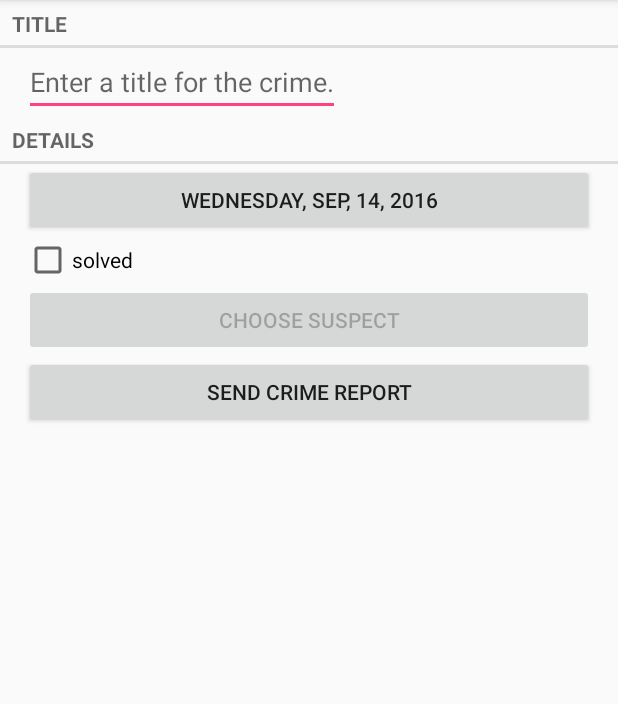
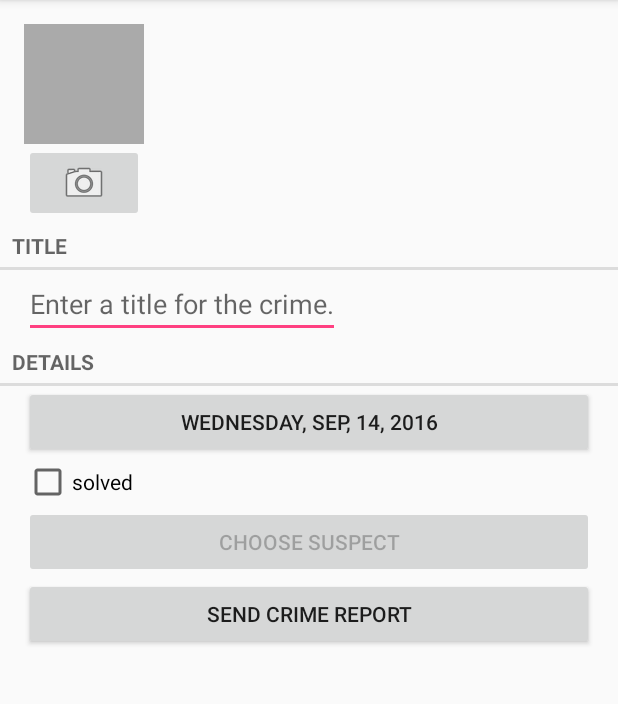
Before and after one commit to claztec/CriminalIntent, an Android app: the CrimeFragment screen opened directly, with no data from a screen before it, on a phone screen of 412 x 824 dp, the part 84-788 px from its top. Run offline under Robolectric (Android 15) with nearby library versions, the phone set to English and light mode, and no system bars.

```diff
--- a/app/src/main/AndroidManifest.xml
+++ b/app/src/main/AndroidManifest.xml
@@ -1,7 +1,10 @@
 <?xml version="1.0" encoding="utf-8"?>
 <manifest xmlns:android="http://schemas.android.com/apk/res/android"
           package="net.claztec.android.criminalintent">
-
+    <uses-permission android:name="android.permission.READ_EXTERNAL_STORAGE"
+                     android:maxSdkVersion="18" />
+    <uses-feature android:name="android.hardware.camera"
+                  android:required="false" />
     <application
         android:allowBackup="true"
         android:icon="@mipmap/ic_launcher"
--- a/app/src/main/java/net/claztec/android/criminalintent/Crime.java
+++ b/app/src/main/java/net/claztec/android/criminalintent/Crime.java
@@ -62,4 +62,8 @@ public class Crime {
     public void setSuspect(String suspect) {
         mSuspect = suspect;
     }
+
+    public String getPhotoFilename() {
+        return "IMG_" + getId().toString() + ".jpg";
+    }
 }
--- a/app/src/main/java/net/claztec/android/criminalintent/CrimeFragment.java
+++ b/app/src/main/java/net/claztec/android/criminalintent/CrimeFragment.java
@@ -4,9 +4,11 @@ import android.app.Activity;
 import android.content.Intent;
 import android.content.pm.PackageManager;
 import android.database.Cursor;
+import android.graphics.Bitmap;
 import android.net.Uri;
 import android.os.Bundle;
 import android.provider.ContactsContract;
+import android.provider.MediaStore;
 import android.support.annotation.Nullable;
 import android.support.v4.app.Fragment;
 import android.support.v4.app.FragmentManager;
@@ -23,7 +25,10 @@ import android.widget.Button;
 import android.widget.CheckBox;
 import android.widget.CompoundButton;
 import android.widget.EditText;
+import android.widget.ImageButton;
+import android.widget.ImageView;
 
+import java.io.File;
 import java.text.SimpleDateFormat;
 import java.util.Date;
 import java.util.Locale;
@@ -38,13 +43,17 @@ public class CrimeFragment extends Fragment {
     private static final String DIALOG_DATE = "DialogDate";
     private static final int REQUEST_DATE = 0;
     private static final int REQUEST_CONTACT = 1;
+    private static final int REQUEST_PHOTO = 2;
 
     private Crime mCrime;
+    private File mPhotoFile;
     private EditText mTitleField;
     private Button mDateButton;
     private CheckBox mSolvedCheckBox;
     private Button mReportButton;
     private Button mSuspectButton;
+    private ImageButton mPhotoButton;
+    private ImageView mPhotoView;
 
     public static CrimeFragment newInstance(UUID crimeId) {
         Bundle args = new Bundle();
@@ -61,6 +70,7 @@ public class CrimeFragment extends Fragment {
 //        UUID crimeId = (UUID) getActivity().getIntent().getSerializableExtra(CrimeActivity.EXTRA_CRIME_ID);
         UUID crimeId = (UUID) getArguments().getSerializable(ARG_CRIME_ID);
         mCrime = CrimeLab.get(getActivity()).getCrime(crimeId);
+        mPhotoFile = CrimeLab.get(getActivity()).getPhotoFile(mCrime);
         setHasOptionsMenu(true);
     }
 
@@ -142,6 +152,29 @@ public class CrimeFragment extends Fragment {
             mSuspectButton.setEnabled(false);
         }
 
+        mPhotoButton = (ImageButton) v.findViewById(R.id.crime_camera);
+        mPhotoView = (ImageView) v.findViewById(R.id.crime_photo);
+
+        final Intent captureImage =  new Intent(MediaStore.ACTION_IMAGE_CAPTURE);
+
+        boolean canTakePhoto = mPhotoFile != null && captureImage.resolveActivity(packageManager) != null;
+        mPhotoButton.setEnabled(canTakePhoto);
+
+        if (canTakePhoto) {
+            Uri uri = Uri.fromFile(mPhotoFile);
+            captureImage.putExtra(MediaStore.EXTRA_OUTPUT, uri);
+        }
+
+        mPhotoButton.setOnClickListener(new View.OnClickListener() {
+            @Override
+            public void onClick(View v) {
+                startActivityForResult(captureImage, REQUEST_PHOTO);
+            }
+        });
+
+        mPhotoView = (ImageView) v.findViewById(R.id.crime_photo);
+        updatePhotoView();
+
         return v;
     }
 
@@ -179,6 +212,10 @@ public class CrimeFragment extends Fragment {
             } finally {
                 c.close();
             }
+        }
+
+        if (requestCode == REQUEST_PHOTO) {
+            updatePhotoView();
         }
     }
 
@@ -226,4 +263,13 @@ public class CrimeFragment extends Fragment {
         String report = getString(R.string.crime_report, mCrime.getTitle(), dateString, solvedString, suspect);
         return report;
     }
+
+    private void updatePhotoView() {
+        if (mPhotoFile == null | !mPhotoFile.exists()) {
+            mPhotoView.setImageDrawable(null);
+        } else {
+            Bitmap bitmap = PictureUtils.getScaledBitmap(mPhotoFile.getPath(), getActivity());
+            mPhotoView.setImageBitmap(bitmap);
+        }
+    }
 }
--- a/app/src/main/java/net/claztec/android/criminalintent/CrimeLab.java
+++ b/app/src/main/java/net/claztec/android/criminalintent/CrimeLab.java
@@ -4,7 +4,9 @@ import android.content.ContentValues;
 import android.content.Context;
 import android.database.Cursor;
 import android.database.sqlite.SQLiteDatabase;
+import android.os.Environment;
 
+import java.io.File;
 import java.util.ArrayList;
 import java.util.List;
 import java.util.UUID;
@@ -96,4 +98,12 @@ public class CrimeLab {
         );
         return new CrimeCursorWrapper(cursor);
     }
+
+    public File getPhotoFile(Crime crime) {
+        File exteralFilesDir = mContext.getExternalFilesDir(Environment.DIRECTORY_PICTURES);
+        if (exteralFilesDir == null) {
+            return null;
+        }
+        return new File(exteralFilesDir, crime.getPhotoFilename());
+    }
 }
--- a/app/src/main/res/layout-land/fragment_crime.xml
+++ b/app/src/main/res/layout-land/fragment_crime.xml
@@ -3,6 +3,7 @@
               android:orientation="vertical"
               android:layout_width="match_parent"
               android:layout_height="match_parent">
+    <include layout="@layout/view_camera_and_title"></include>
     <TextView
         android:layout_width="match_parent"
         android:layout_height="wrap_content"
--- a/app/src/main/res/layout/fragment_crime.xml
+++ b/app/src/main/res/layout/fragment_crime.xml
@@ -3,6 +3,7 @@
               android:orientation="vertical"
               android:layout_width="match_parent"
               android:layout_height="match_parent">
+    <include layout="@layout/view_camera_and_title"></include>
     <TextView
         android:layout_width="match_parent"
         android:layout_height="wrap_content"
--- /dev/null
+++ b/app/src/main/res/layout/view_camera_and_title.xml
@@ -0,0 +1,26 @@
+<?xml version="1.0" encoding="utf-8"?>
+<LinearLayout xmlns:android="http://schemas.android.com/apk/res/android"
+              android:layout_width="match_parent"
+              android:layout_height="wrap_content"
+              android:layout_marginLeft="16dp"
+              android:layout_marginTop="16dp">
+    <LinearLayout
+        android:layout_width="wrap_content"
+        android:layout_height="wrap_content"
+        android:orientation="vertical"
+        android:layout_marginRight="4dp">
+        <ImageView
+            android:id="@+id/crime_photo"
+            android:layout_width="80dp"
+            android:layout_height="80dp"
+            android:scaleType="centerInside"
+            android:background="@android:color/darker_gray"
+            android:cropToPadding="true"/>
+        <ImageButton
+            android:id="@+id/crime_camera"
+            android:layout_width="match_parent"
+            android:layout_height="wrap_content"
+            android:src="@android:drawable/ic_menu_camera"/>
+    </LinearLayout>
+
+</LinearLayout>
```
Also changed, not shown: app/src/main/java/net/claztec/android/criminalintent/PictureUtils.java (added, +39 -0 lines).
